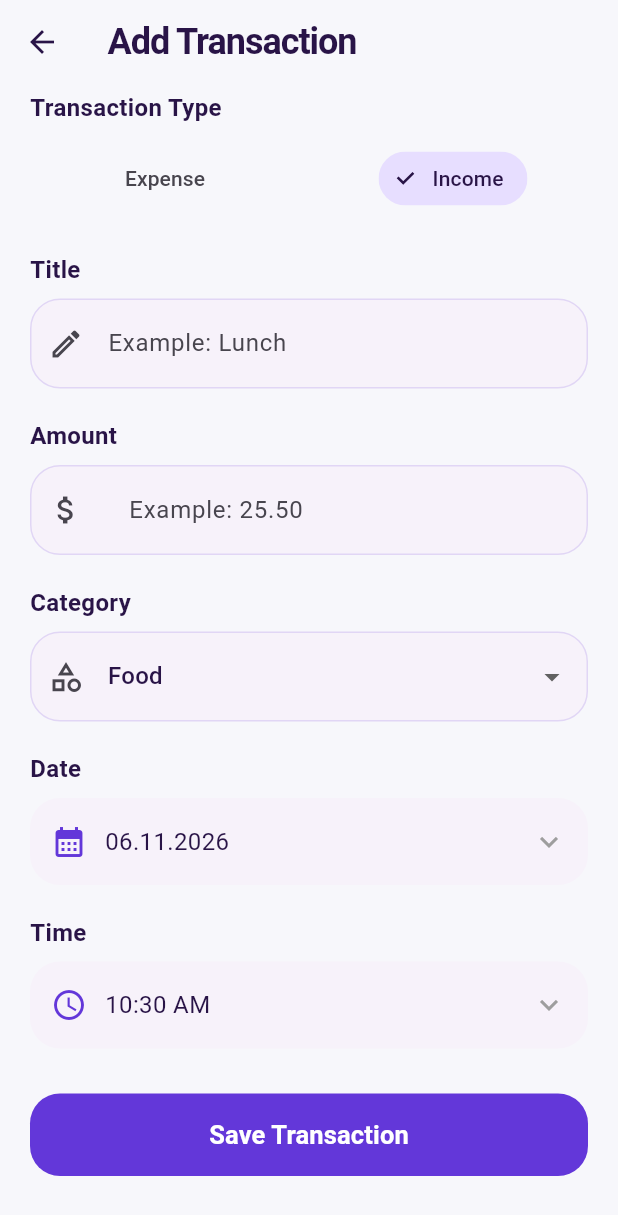
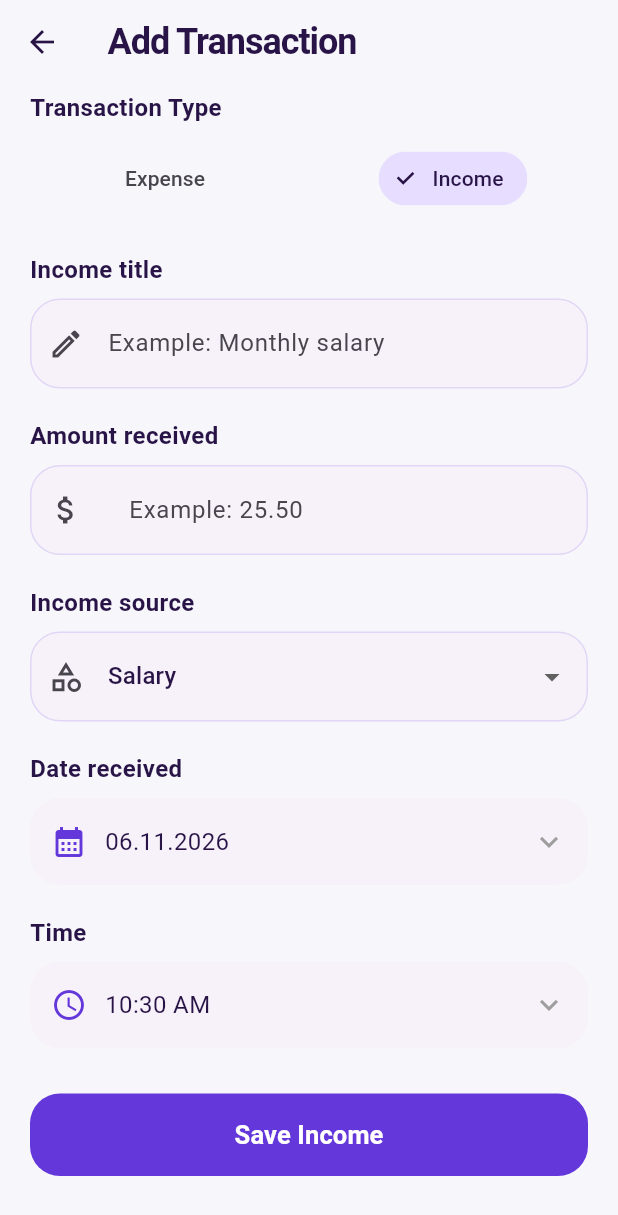
Before and after one commit to akma88/Moneymate, a Flutter app: the AddTransactionScreen screen opened directly, scrolled down 96 dp, after a tap on "Income", on a phone screen of 412 x 824 dp. Shown: the top 1215 px of the screen. Run offline on Flutter 3.47's test engine with Material 3 defaults, Android fonts, the phone set to English and light mode, and no system bars; our stand-ins replace shared_preferences; accounts and stored records are empty.

Commit message:
Changed transcation page

```diff
--- a/lib/add_transaction_screen.dart
+++ b/lib/add_transaction_screen.dart
@@ -22,7 +22,20 @@ class _AddTransactionScreenState extends State<AddTransactionScreen> {
   DateTime _selectedDate = DateTime.now();
   TimeOfDay _selectedTime = TimeOfDay.now();
 
-  final List<String> _categories = [
+  String _expenseCategory = 'Food';
+  String _incomeCategory = 'Salary';
+
+  static const _incomeCategories = [
+    'Salary',
+    'Scholarship',
+    'Freelance',
+    'Business',
+    'Investments',
+    'Gift',
+    'Other',
+  ];
+
+  static const _expenseCategories = [
     'Food',
     'Shopping',
     'Transport',
@@ -32,6 +45,27 @@ class _AddTransactionScreenState extends State<AddTransactionScreen> {
     'Education',
     'Other',
   ];
+
+  List<String> get _categories {
+    final categories = _isIncome ? _incomeCategories : _expenseCategories;
+    // Keep older transactions editable without silently changing their category.
+    return categories.contains(_selectedCategory)
+        ? categories
+        : [...categories, _selectedCategory];
+  }
+
+  void _selectType(bool isIncome) {
+    if (_isIncome == isIncome) return;
+    setState(() {
+      if (_isIncome) {
+        _incomeCategory = _selectedCategory;
+      } else {
+        _expenseCategory = _selectedCategory;
+      }
+      _isIncome = isIncome;
+      _selectedCategory = isIncome ? _incomeCategory : _expenseCategory;
+    });
+  }
 
   @override
   void initState() {
@@ -145,7 +179,9 @@ class _AddTransactionScreenState extends State<AddTransactionScreen> {
             crossAxisAlignment: CrossAxisAlignment.start,
             children: [
               Text(
-                AppSettings.of(context).text('Add a new transaction'),
+                AppSettings.of(
+                  context,
+                ).text(_isIncome ? 'Income details' : 'Add a new transaction'),
                 style: TextStyle(
                   fontSize: 20,
                   fontWeight: FontWeight.bold,
@@ -154,9 +190,11 @@ class _AddTransactionScreenState extends State<AddTransactionScreen> {
               ),
               SizedBox(height: 6),
               Text(
-                AppSettings.of(
-                  context,
-                ).text('Enter the details of your transaction'),
+                AppSettings.of(context).text(
+                  _isIncome
+                      ? 'Record money you received and where it came from'
+                      : 'Enter the details of your transaction',
+                ),
                 style: TextStyle(
                   color: Theme.of(context).colorScheme.onSurfaceVariant,
                 ),
@@ -175,9 +213,7 @@ class _AddTransactionScreenState extends State<AddTransactionScreen> {
                       label: Text(AppSettings.of(context).text('Expense')),
                       selected: !_isIncome,
                       onSelected: (value) {
-                        setState(() {
-                          _isIncome = false;
-                        });
+                        _selectType(false);
                       },
                     ),
                   ),
@@ -187,9 +223,7 @@ class _AddTransactionScreenState extends State<AddTransactionScreen> {
                       label: Text(AppSettings.of(context).text('Income')),
                       selected: _isIncome,
                       onSelected: (value) {
-                        setState(() {
-                          _isIncome = true;
-                        });
+                        _selectType(true);
                       },
                     ),
                   ),
@@ -198,14 +232,18 @@ class _AddTransactionScreenState extends State<AddTransactionScreen> {
 
               SizedBox(height: 25),
               Text(
-                AppSettings.of(context).text('Title'),
+                AppSettings.of(
+                  context,
+                ).text(_isIncome ? 'Income title' : 'Title'),
                 style: TextStyle(fontSize: 16, fontWeight: FontWeight.bold),
               ),
               SizedBox(height: 8),
               TextFormField(
                 controller: _titleController,
                 decoration: InputDecoration(
-                  hintText: AppSettings.of(context).text('Example: Lunch'),
+                  hintText: AppSettings.of(context).text(
+                    _isIncome ? 'Example: Monthly salary' : 'Example: Lunch',
+                  ),
                   prefixIcon: Icon(Icons.edit_outlined),
                   filled: true,
                   fillColor: Theme.of(context).colorScheme.surfaceContainerLow,
@@ -229,7 +267,9 @@ class _AddTransactionScreenState extends State<AddTransactionScreen> {
 
               SizedBox(height: 20),
               Text(
-                AppSettings.of(context).text('Amount'),
+                AppSettings.of(
+                  context,
+                ).text(_isIncome ? 'Amount received' : 'Amount'),
                 style: TextStyle(fontSize: 16, fontWeight: FontWeight.bold),
               ),
               SizedBox(height: 8),
@@ -272,11 +312,14 @@ class _AddTransactionScreenState extends State<AddTransactionScreen> {
 
               SizedBox(height: 20),
               Text(
-                AppSettings.of(context).text('Category'),
+                AppSettings.of(
+                  context,
+                ).text(_isIncome ? 'Income source' : 'Category'),
                 style: TextStyle(fontSize: 16, fontWeight: FontWeight.bold),
               ),
               SizedBox(height: 8),
               DropdownButtonFormField<String>(
+                key: ValueKey(_isIncome),
                 initialValue: _selectedCategory,
                 decoration: InputDecoration(
                   prefixIcon: Icon(Icons.category_outlined),
@@ -304,7 +347,9 @@ class _AddTransactionScreenState extends State<AddTransactionScreen> {
 
               SizedBox(height: 20),
               Text(
-                AppSettings.of(context).text('Date'),
+                AppSettings.of(
+                  context,
+                ).text(_isIncome ? 'Date received' : 'Date'),
                 style: TextStyle(fontSize: 16, fontWeight: FontWeight.bold),
               ),
               SizedBox(height: 8),
@@ -343,7 +388,9 @@ class _AddTransactionScreenState extends State<AddTransactionScreen> {
                     ),
                   ),
                   child: Text(
-                    AppSettings.of(context).text('Save Transaction'),
+                    AppSettings.of(
+                      context,
+                    ).text(_isIncome ? 'Save Income' : 'Save Transaction'),
                     style: TextStyle(fontSize: 17, fontWeight: FontWeight.bold),
                   ),
                 ),
--- a/lib/app_strings.dart
+++ b/lib/app_strings.dart
@@ -1,6 +1,20 @@
 // App-owned labels; stored transaction categories remain language independent.
 const appTranslations = <String, Map<String, String>>{
   "ru": {
+    "Income details": "Данные дохода",
+    "Record money you received and where it came from": "Укажите полученную сумму и источник дохода",
+    "Income title": "Название дохода",
+    "Amount received": "Полученная сумма",
+    "Income source": "Источник дохода",
+    "Date received": "Дата получения",
+    "Save Income": "Сохранить доход",
+    "Example: Monthly salary": "Например: Зарплата за месяц",
+    "Salary": "Зарплата",
+    "Scholarship": "Стипендия",
+    "Freelance": "Фриланс",
+    "Business": "Бизнес",
+    "Investments": "Инвестиции",
+    "Gift": "Подарок",
     "Show amounts": "Показать суммы",
     "Change avatar": "Изменить аватар",
     "Choose your avatar": "Выберите аватар",
@@ -170,6 +184,20 @@ const appTranslations = <String, Map<String, String>>{
         "Создавая аккаунт, вы соглашаетесь ответственно использовать MoneyMate.",
   },
   "kk": {
+    "Income details": "Кіріс мәліметтері",
+    "Record money you received and where it came from": "Алған соманы және кіріс көзін көрсетіңіз",
+    "Income title": "Кіріс атауы",
+    "Amount received": "Алынған сома",
+    "Income source": "Кіріс көзі",
+    "Date received": "Алынған күні",
+    "Save Income": "Кірісті сақтау",
+    "Example: Monthly salary": "Мысалы: Айлық жалақы",
+    "Salary": "Жалақы",
+    "Scholarship": "Стипендия",
+    "Freelance": "Фриланс",
+    "Business": "Бизнес",
+    "Investments": "Инвестициялар",
+    "Gift": "Сыйлық",
     "Show amounts": "Сомаларды көрсету",
     "Change avatar": "Аватарды өзгерту",
     "Choose your avatar": "Аватарды таңдаңыз",
```
Also changed, not shown: 1 other file.
